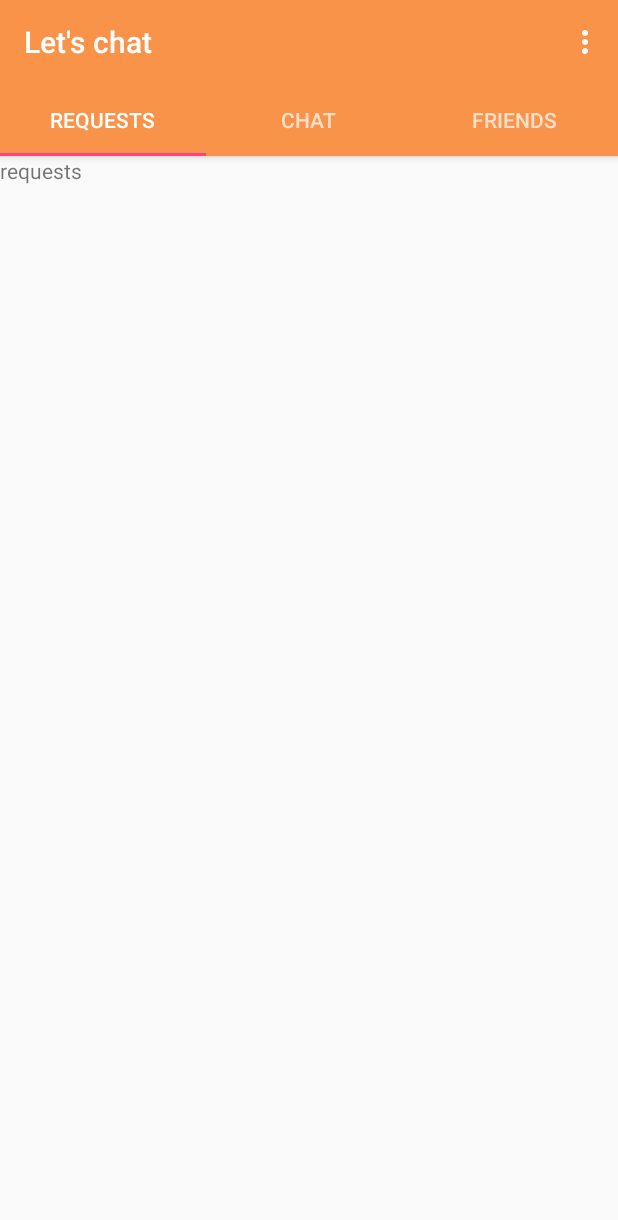
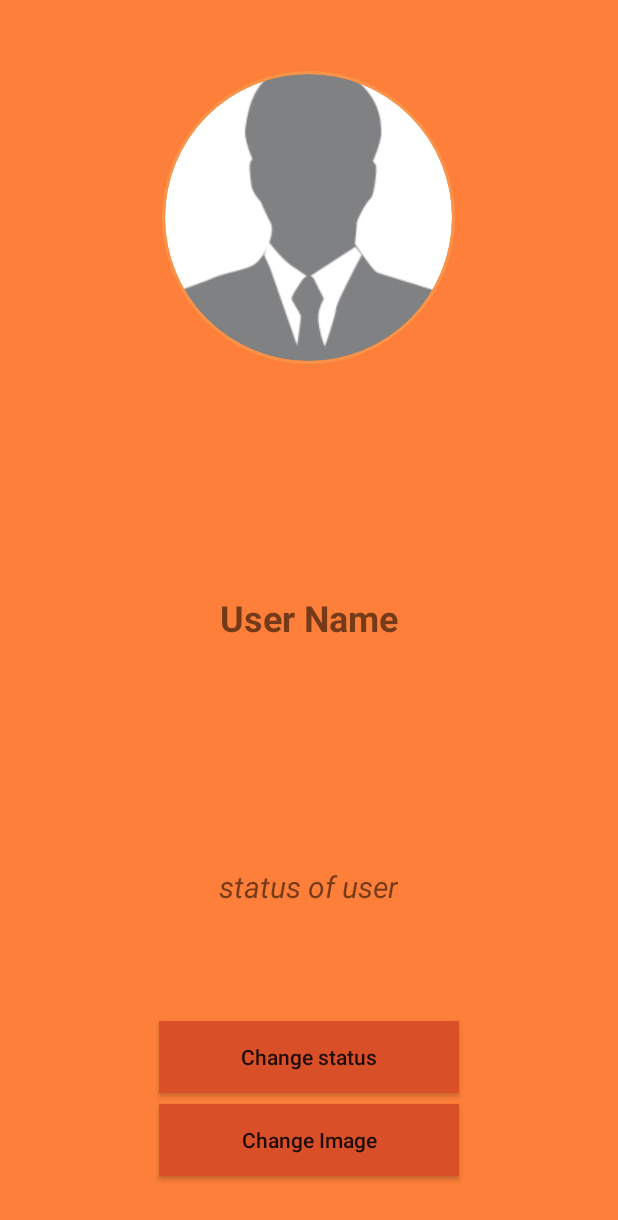
Before and after one commit to ThamiduNaveen/LetsChat, an Android app: the MainActivity screen opened directly, with no data from a screen before it, in the options menu, after a tap on "Settings", on a phone screen of 412 x 824 dp. Shown: the top 1220 px of the screen. Run offline under Robolectric (Android 15) with nearby library versions, the phone set to English and light mode, and no system bars; our stand-ins replace CircleImageView, Firebase (no records; nobody signed in at launch, a user with empty details on screens opened directly).

Commit message:
settings done

```diff
--- a/app/build.gradle
+++ b/app/build.gradle
@@ -30,6 +30,7 @@ dependencies {
     testImplementation 'junit:junit:4.12'
     androidTestImplementation 'com.android.support.test:runner:1.0.2'
     androidTestImplementation 'com.android.support.test.espresso:espresso-core:3.0.2'
+    implementation 'de.hdodenhof:circleimageview:2.2.0'
 }
 
 apply plugin: 'com.google.gms.google-services'
--- a/app/src/main/AndroidManifest.xml
+++ b/app/src/main/AndroidManifest.xml
@@ -16,16 +16,15 @@
                 <category android:name="android.intent.category.LAUNCHER" />
             </intent-filter>
         </activity>
-
         <activity android:name=".MainActivity" />
-
         <activity android:name=".StartPageActivity" />
-
-        <activity android:name=".loginActivity"
-            android:parentActivityName=".StartPageActivity"/>
-
-        <activity android:name=".registerActivity"
-            android:parentActivityName=".StartPageActivity"></activity>
+        <activity
+            android:name=".loginActivity"
+            android:parentActivityName=".StartPageActivity" />
+        <activity
+            android:name=".registerActivity"
+            android:parentActivityName=".StartPageActivity" />
+        <activity android:name=".SettingsActivity"></activity>
     </application>
 
 </manifest>
--- a/app/src/main/java/com/example/asus_pc/letschat/MainActivity.java
+++ b/app/src/main/java/com/example/asus_pc/letschat/MainActivity.java
@@ -80,6 +80,10 @@ public class MainActivity extends AppCompatActivity {
             mAuth.signOut();
             LogOutUser();
         }
+        if (item.getItemId()== R.id.button_main_settings){
+            Intent main_settings = new Intent(MainActivity.this,SettingsActivity.class);
+            startActivity(main_settings);
+        }
 
         return true;
     }
--- /dev/null
+++ b/app/src/main/java/com/example/asus_pc/letschat/SettingsActivity.java
@@ -0,0 +1,13 @@
+package com.example.asus_pc.letschat;
+
+import android.support.v7.app.AppCompatActivity;
+import android.os.Bundle;
+
+public class SettingsActivity extends AppCompatActivity {
+
+    @Override
+    protected void onCreate(Bundle savedInstanceState) {
+        super.onCreate(savedInstanceState);
+        setContentView(R.layout.activity_settings);
+    }
+}
--- /dev/null
+++ b/app/src/main/res/layout/activity_settings.xml
@@ -0,0 +1,63 @@
+<?xml version="1.0" encoding="utf-8"?>
+<RelativeLayout xmlns:android="http://schemas.android.com/apk/res/android"
+    xmlns:app="http://schemas.android.com/apk/res-auto"
+    xmlns:tools="http://schemas.android.com/tools"
+    android:layout_width="match_parent"
+    android:layout_height="match_parent"
+    tools:context=".SettingsActivity"
+    android:background="@color/colorPrimaryDark">
+
+    <de.hdodenhof.circleimageview.CircleImageView xmlns:app="http://schemas.android.com/apk/res-auto"
+        android:id="@+id/profile_image_settings"
+        android:layout_width="211dp"
+        android:layout_height="195dp"
+        android:layout_alignParentTop="true"
+        android:layout_centerHorizontal="true"
+        android:layout_marginTop="47dp"
+        android:src="@drawable/default_profile"
+        app:civ_border_color="@color/colorPrimary"
+        app:civ_border_width="2dp" />
+
+    <TextView
+        android:id="@+id/textView_settings_userName"
+        android:layout_width="wrap_content"
+        android:layout_height="wrap_content"
+        android:layout_centerInParent="true"
+        android:text="@string/user_name_settings"
+        android:textSize="24sp"
+        android:textStyle="bold" />
+
+    <TextView
+        android:id="@+id/textView_settings_status"
+        android:layout_width="wrap_content"
+        android:layout_height="wrap_content"
+        android:layout_alignParentBottom="true"
+        android:layout_centerHorizontal="true"
+        android:layout_marginBottom="219dp"
+        android:text="@string/status_settings"
+        android:textSize="20sp"
+        android:textStyle="italic" />
+
+    <Button
+        android:id="@+id/button_settings_changeImage"
+        android:layout_width="200dp"
+        android:layout_height="wrap_content"
+        android:layout_alignParentBottom="true"
+        android:layout_centerHorizontal="true"
+        android:layout_marginBottom="40dp"
+        android:background="#d95028"
+        android:text="@string/change_image_settings"
+        android:textAllCaps="false" />
+
+    <Button
+        android:id="@+id/button_settings_changeStatus"
+        android:layout_width="200dp"
+        android:layout_height="wrap_content"
+        android:layout_alignParentBottom="true"
+        android:layout_centerHorizontal="true"
+        android:layout_marginBottom="95dp"
+        android:background="#d95028"
+        android:text="@string/change_status_settings"
+        android:textAllCaps="false" />
+
+</RelativeLayout>
--- a/app/src/main/res/layout/activity_welcome.xml
+++ b/app/src/main/res/layout/activity_welcome.xml
@@ -7,4 +7,16 @@
     tools:context=".WelcomeActivity"
     android:background="@drawable/sunset">
 
+    <TextView
+        android:id="@+id/textView2"
+        android:layout_width="wrap_content"
+        android:layout_height="wrap_content"
+        android:layout_alignParentTop="true"
+        android:layout_centerHorizontal="true"
+        android:layout_marginTop="90dp"
+        android:text="@string/logo_name"
+        android:textAllCaps="false"
+        android:textSize="50sp"
+        android:textStyle="bold|italic" />
+
 </RelativeLayout>
--- a/app/src/main/res/values/strings.xml
+++ b/app/src/main/res/values/strings.xml
@@ -13,4 +13,8 @@
 
     <!-- TODO: Remove or change this placeholder text -->
     <string name="hello_blank_fragment">Hello blank fragment</string>
+    <string name="status_settings">status of user</string>
+    <string name="user_name_settings">User Name</string>
+    <string name="change_image_settings">Change Image</string>
+    <string name="change_status_settings">Change status</string>
 </resources>
```
Also changed, not shown: app/src/main/res/drawable/default_profile.jpg (added).
